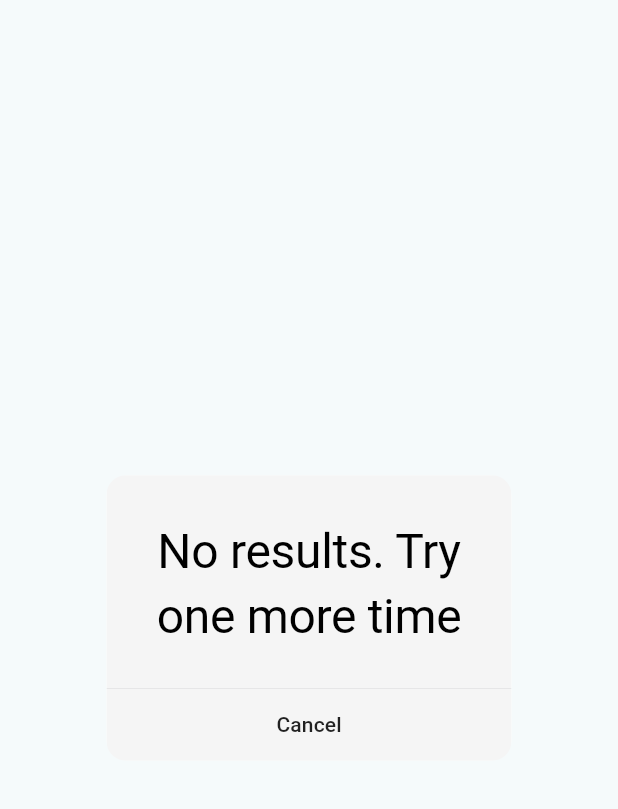
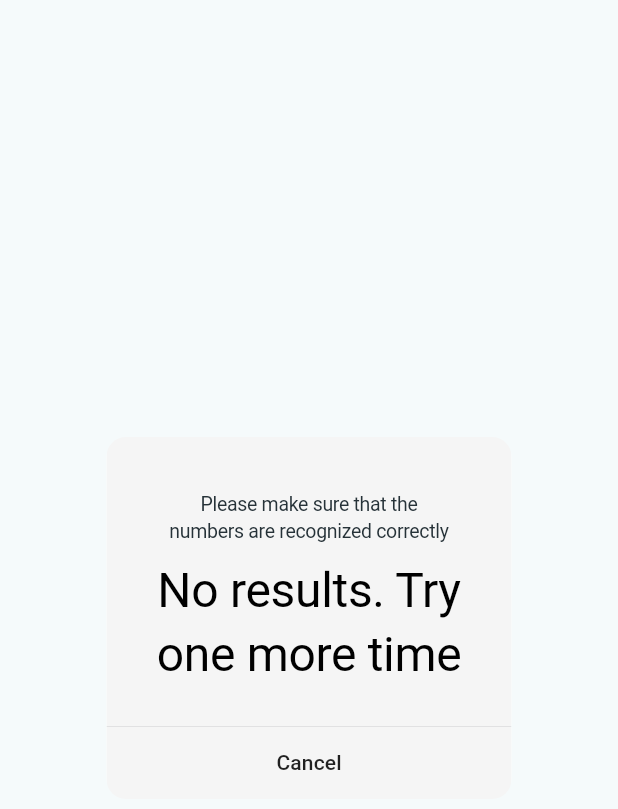
Before and after one commit to Lozovskij/PhoneOCR, a Flutter app: the ResultDialog widget shown alone on an empty page, opened directly with empty values, on a phone screen of 412 x 824 dp. Shown: the top 809 px of the screen. Run offline on Flutter 3.47's test engine with Material 2 defaults, Android fonts, the phone set to English and light mode, and no system bars; our stand-ins replace camera, permission_handler; missing offline and left inert: google_mlkit_text_recognition.

Commit message:
feat: add icon, arrow_outward, help text

```diff
--- a/lib/helpers.dart
+++ b/lib/helpers.dart
@@ -1,6 +1,8 @@
 import 'package:url_launcher/url_launcher.dart';
 
 class Helpers {
+  static const String makeSureNumbersAreCorrectMessage = 'Please make sure that the numbers are recognized correctly';
+
   static Future<void> openPhoneApp(String phoneNumber) async {
     final Uri phoneUri = Uri(scheme: "tel", path: phoneNumber);
     if (!await launchUrl(phoneUri)) {
--- a/lib/main.dart
+++ b/lib/main.dart
@@ -205,7 +205,6 @@ class _MainScreenState extends State<MainScreen> with WidgetsBindingObserver {
   }
 
   Future<void> _onTap(TapUpDetails details) async {
-    debugPrint("hello");
     if (_cameraController == null) return;
     if (_cameraController!.value.isInitialized) {
       showFocusCircle = true;
--- a/lib/result_dialog.dart
+++ b/lib/result_dialog.dart
@@ -18,7 +18,9 @@ class ResultDialog extends StatelessWidget {
         children: [
           for (var phone in phones)
             Card(
+
               child: ListTile(
+                contentPadding: EdgeInsets.only(left: 17, right: 13),
                 title: Text(
                   phone,
                   style: const TextStyle(color: Colors.black),
@@ -26,8 +28,15 @@ class ResultDialog extends StatelessWidget {
                 onTap: () async {
                   await Helpers.openPhoneApp(phone);
                 },
+                trailing: const Icon(Icons.arrow_outward, size: 20,),
               ),
             ),
+            SizedBox(height: 15,),
+          const Center(child: Padding(
+            padding: EdgeInsets.only(left: 20, right: 20),
+            child: Text(Helpers.makeSureNumbersAreCorrectMessage, style: TextStyle(color: const Color.fromRGBO(38, 50, 56, 1),),),
+          )),
+
           if (phones.isEmpty)
             const Center(
               child: Padding(
--- a/lib/result_screen.dart
+++ b/lib/result_screen.dart
@@ -14,6 +14,10 @@ class ResultScreen extends StatelessWidget {
       body: ListView(
         padding: const EdgeInsets.only(bottom: 20),
         children: [
+          Padding(
+            padding: const EdgeInsets.only(left: 60, right: 60, top: 20, bottom: 20,),
+            child: const Center(child: Text(Helpers.makeSureNumbersAreCorrectMessage, textAlign: TextAlign.center,),),
+          ),
           for (var phone in phones)
             Padding(
               padding: const EdgeInsets.only(right: 20, left: 20),
@@ -44,6 +48,8 @@ class PhoneItem extends StatelessWidget {
         onTap: () async {
           await Helpers.openPhoneApp(phoneViewText);
         },
+                trailing: const Icon(Icons.arrow_outward),
+
       ),
     );
   }
```
Also changed, not shown: pubspec.yaml (+8 -0 lines), assets/foreground_icon.png (added), assets/icon.png (added), pubspec.lock, 35 other files.
